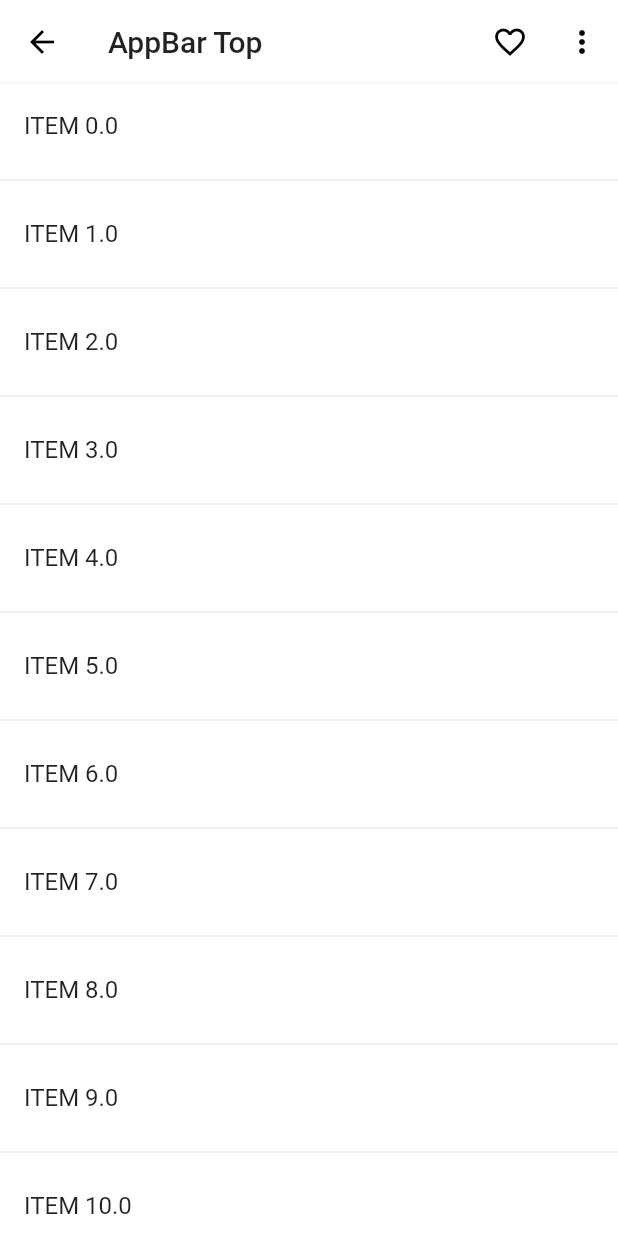
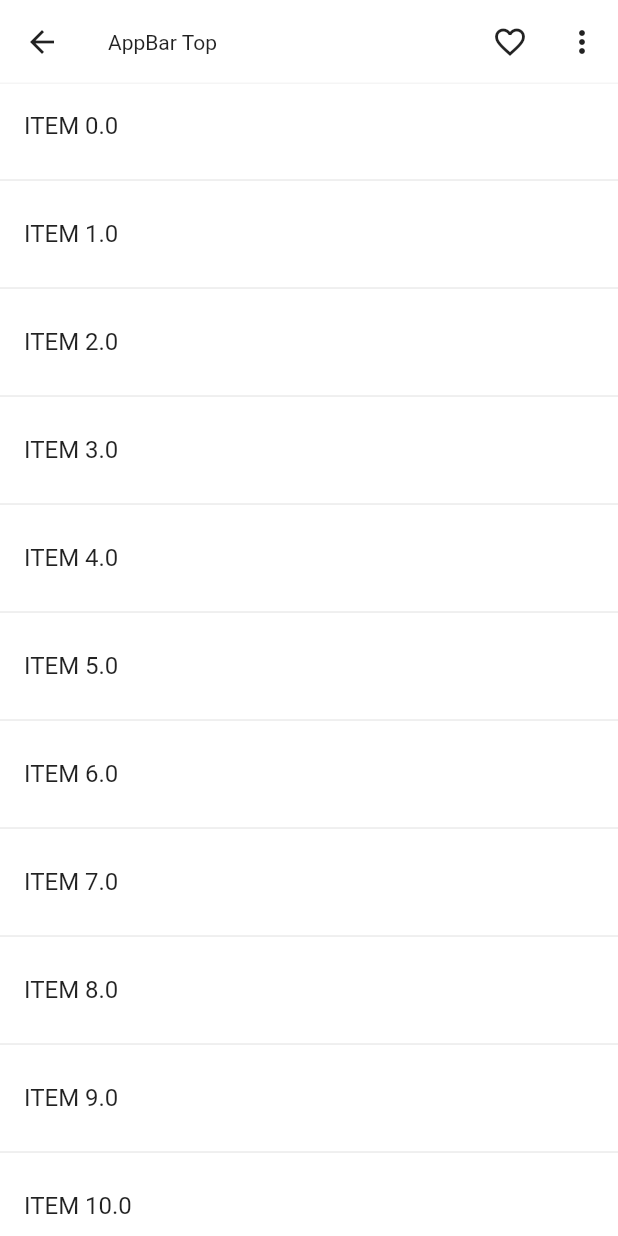
Before and after one commit to organic-nailer/flutter_fast_ui_white, a Flutter app: the screen it shows after launch, after a tap on "AppBar:Top", on a phone screen of 412 x 824 dp. Run offline on Flutter 3.47's test engine with Material 2 defaults, Android fonts, the light colour scheme and no system bars.

Commit message:
update theme

```diff
--- a/lib/main.dart
+++ b/lib/main.dart
@@ -54,8 +54,18 @@ class MyApp extends StatelessWidget {
     return MaterialApp(
       title: 'Flutter Demo',
       theme: ThemeData(
-        primarySwatch: materialWhite,
+        primarySwatch: accentColor,
+        accentColor: accentColor,
         scaffoldBackgroundColor: Colors.white,
+        appBarTheme: AppBarTheme(
+          backgroundColor: materialWhite,
+          backwardsCompatibility: false,
+          elevation: 0,
+          iconTheme: IconThemeData(
+            color: typography.black.headline5!.color
+          ),
+          titleTextStyle: typography.black.headline6
+        ),
         bottomNavigationBarTheme: BottomNavigationBarThemeData(
           selectedItemColor: activeBlack,
           unselectedItemColor: inactiveBlack
@@ -63,70 +73,20 @@ class MyApp extends StatelessWidget {
         // buttonTheme は現在使われていないのでボタンごとに指定
         elevatedButtonTheme: ElevatedButtonThemeData(
           style: ElevatedButton.styleFrom(
-            textStyle: accentTextTheme.button,
-            primary: accentColor,
-            onPrimary: accentTextTheme.button!.color,
             elevation: 0,
             shadowColor: Colors.transparent
           )
-        ),
-        outlinedButtonTheme: OutlinedButtonThemeData(
-          style: OutlinedButton.styleFrom(
-            primary: accentColor,
-          )
-        ),
-        textButtonTheme: TextButtonThemeData(
-          style: TextButton.styleFrom(
-            primary: accentColor
-          )
-        ),
-        floatingActionButtonTheme: FloatingActionButtonThemeData(
-          backgroundColor: accentColor,
-          foregroundColor: accentTextTheme.button!.color
         ),
         cardTheme: CardTheme(
           elevation: 0,
           shape: RoundedRectangleBorder(
             side: BorderSide(
               color: borderGrey,
-              width: 2
+              width: 1
             ),
             borderRadius: BorderRadius.circular(8)
           )
         ),
-        toggleableActiveColor: accentColor,
-        checkboxTheme: CheckboxThemeData(
-          fillColor: MaterialStateProperty.resolveWith(resolveAccentToggleColor)
-        ),
-        radioTheme: RadioThemeData(
-            fillColor: MaterialStateProperty.resolveWith(resolveAccentToggleColor)
-        ),
-        switchTheme: SwitchThemeData(
-          thumbColor: MaterialStateProperty.resolveWith((states) {
-            if(states.containsAll([MaterialState.disabled, MaterialState.selected])) return accentColor.shade200;
-            if(states.contains(MaterialState.disabled)) return Colors.grey.shade400;
-            if(states.contains(MaterialState.selected)) return accentColor.shade600;
-            return Colors.grey.shade50;
-          }),
-          trackColor: MaterialStateProperty.resolveWith((states) {
-            if(states.containsAll([MaterialState.disabled, MaterialState.selected])) return accentColor.shade200.withAlpha(128);
-            if(states.contains(MaterialState.disabled)) return Color(0xFFC8C8C8);
-            if(states.contains(MaterialState.selected)) return accentColor.withAlpha(128);
-            return Color(0xFF9B9B9B);
-          })
-        ),
-        sliderTheme: SliderThemeData(
-          activeTrackColor: accentColor.shade600,
-          inactiveTrackColor: accentColor.withAlpha(128),
-          thumbColor: accentColor.shade600,
-          disabledActiveTrackColor: accentColor.shade200,
-          disabledInactiveTrackColor: Color(0xFFC8C8C8),
-          disabledThumbColor: accentColor.shade200,
-        ),
-        timePickerTheme: TimePickerThemeData(
-          dialHandColor: accentColor,
-
-        )
       ),
       home: SampleListPage(),
     );
@@ -139,7 +99,7 @@ class SampleListPage extends StatelessWidget {
   @override
   Widget build(BuildContext context) {
     return Scaffold(
-      appBar: AppBar(title: Text("MaterialFastUI White"),),
+      appBar: AppBar(title: Text("MaterialFastUI White"), elevation: 4,),
       body: ListView.builder(
         itemCount: sampleList.length,
         itemBuilder: (context, index) {
--- a/lib/pages/app_bar_top_page.dart
+++ b/lib/pages/app_bar_top_page.dart
@@ -10,7 +10,6 @@ class AppBarTopPage extends StatelessWidget {
       appBar: AppBar(
         title: Text("AppBar Top"),
         shape: Border(bottom: BorderSide(color: Color.fromARGB(255, 245, 245, 245), width: 1)),
-        elevation: 0,
         actions: [
           IconButton(onPressed: () {}, icon: Icon(Icons.favorite_outline)),
           IconButton(onPressed: () {}, icon: Icon(Icons.more_vert)),
--- a/lib/pages/bottom_navigation_page.dart
+++ b/lib/pages/bottom_navigation_page.dart
@@ -13,7 +13,6 @@ class _BottomNavigationPageState extends State<BottomNavigationPage> {
   @override
   Widget build(BuildContext context) {
     return Scaffold(
-      backgroundColor: Colors.lightBlue,
       body: Center(
         child: Row(
           mainAxisSize: MainAxisSize.min,
```
